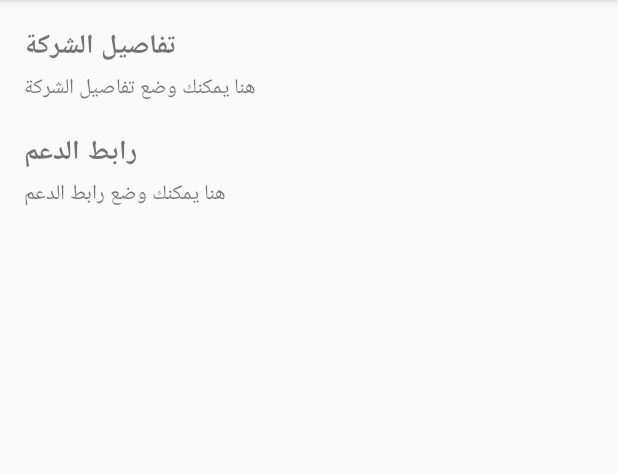
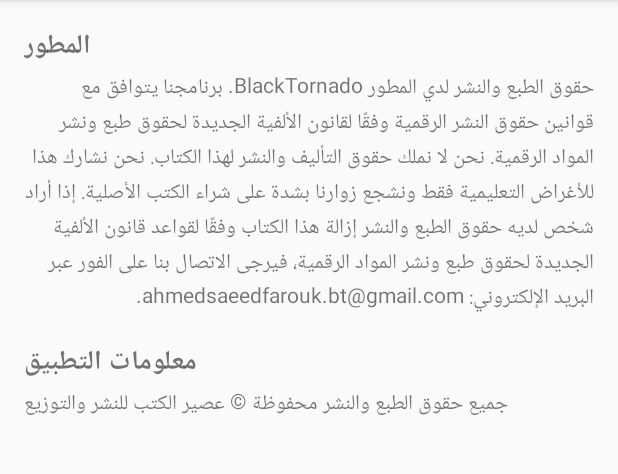
Before and after one commit to ahmedBT909/ZikolaBooks, an Android app built with Jetpack Compose: the InfoActivity screen opened directly, with no data from a screen before it, on a phone screen of 412 x 824 dp, the part 84-558 px from its top. Run offline under Robolectric (Android 15) with nearby library versions, the phone set to English and light mode, and no system bars.

Commit message:
some fixed

```diff
--- a/app/build.gradle.kts
+++ b/app/build.gradle.kts
@@ -1,6 +1,7 @@
 plugins {
     alias(libs.plugins.android.application)
     alias(libs.plugins.jetbrains.kotlin.android)
+    alias(libs.plugins.google.gms.google.services)
 }
 
 
@@ -56,7 +57,6 @@ dependencies {
     implementation(libs.androidx.core.ktx)
     implementation ("com.github.mhiew:android-pdf-viewer:3.2.0-beta.3")
     implementation ("androidx.appcompat:appcompat:1.3.1")
-    implementation ("com.google.android.gms:play-services-ads:21.0.0")
     implementation(libs.androidx.lifecycle.runtime.ktx)
     implementation(libs.androidx.activity.compose)
     implementation(platform(libs.androidx.compose.bom))
@@ -69,6 +69,7 @@ dependencies {
     implementation(libs.material)
     implementation(libs.androidx.activity)
     implementation(libs.androidx.constraintlayout)
+    implementation(libs.firebase.analytics)
     testImplementation(libs.junit)
     androidTestImplementation(libs.androidx.junit)
     androidTestImplementation(libs.androidx.espresso.core)
--- a/app/src/main/AndroidManifest.xml
+++ b/app/src/main/AndroidManifest.xml
@@ -31,9 +31,6 @@
                 <category android:name="android.intent.category.LAUNCHER" />
             </intent-filter>
         </activity>
-        <meta-data
-            android:name="com.google.android.gms.ads.APPLICATION_ID"
-            android:value="ca-app-pub-1243149741218557~7937517262"/>
     </application>
 
 </manifest>
--- a/app/src/main/res/layout/activity_info.xml
+++ b/app/src/main/res/layout/activity_info.xml
@@ -10,19 +10,21 @@
     <TextView
         android:layout_width="wrap_content"
         android:layout_height="wrap_content"
-        android:text="تفاصيل الشركة"
+        android:text="المطور"
         android:textSize="18sp"
         android:textStyle="bold" />
 
     <TextView
         android:layout_width="wrap_content"
         android:layout_height="wrap_content"
-        android:text="هنا يمكنك وضع تفاصيل الشركة" />
+        android:text="حقوق الطبع والنشر لدي المطور BlackTornado. برنامجنا يتوافق مع قوانين حقوق النشر الرقمية وفقًا لقانون الألفية الجديدة لحقوق طبع ونشر المواد الرقمية. نحن لا نملك حقوق التأليف والنشر لهذا الكتاب. نحن نشارك هذا للأغراض التعليمية فقط ونشجع زوارنا بشدة على شراء الكتب الأصلية. إذا أراد شخص لديه حقوق الطبع والنشر إزالة هذا الكتاب وفقًا لقواعد قانون الألفية الجديدة لحقوق طبع ونشر المواد الرقمية، فيرجى الاتصال بنا على الفور عبر البريد الإلكتروني: ahmedsaeedfarouk.bt@gmail.com.
+
+" />
 
     <TextView
         android:layout_width="wrap_content"
         android:layout_height="wrap_content"
-        android:text="رابط الدعم"
+        android:text="معلومات التطبيق"
         android:textSize="18sp"
         android:textStyle="bold"
         android:layout_marginTop="16dp" />
@@ -30,5 +32,5 @@
     <TextView
         android:layout_width="wrap_content"
         android:layout_height="wrap_content"
-        android:text="هنا يمكنك وضع رابط الدعم" />
+        android:text="جميع حقوق الطبع والنشر محفوظة © عصير الكتب للنشر والتوزيع" />
 </LinearLayout>
--- a/build.gradle.kts
+++ b/build.gradle.kts
@@ -2,4 +2,5 @@
 plugins {
     alias(libs.plugins.android.application) apply false
     alias(libs.plugins.jetbrains.kotlin.android) apply false
+    alias(libs.plugins.google.gms.google.services) apply false
 }
--- a/gradle/libs.versions.toml
+++ b/gradle/libs.versions.toml
@@ -13,6 +13,8 @@ appcompat = "1.7.0"
 material = "1.10.0"
 activity = "1.8.0"
 constraintlayout = "2.1.4"
+googleGmsGoogleServices = "4.4.2"
+firebaseAnalytics = "22.0.2"
 
 [libraries]
 androidx-core-ktx = { group = "androidx.core", name = "core-ktx", version.ref = "coreKtx" }
@@ -34,7 +36,9 @@ androidx-appcompat = { group = "androidx.appcompat", name = "appcompat", version
 material = { group = "com.google.android.material", name = "material", version.ref = "material" }
 androidx-activity = { group = "androidx.activity", name = "activity", version.ref = "activity" }
 androidx-constraintlayout = { group = "androidx.constraintlayout", name = "constraintlayout", version.ref = "constraintlayout" }
+firebase-analytics = { group = "com.google.firebase", name = "firebase-analytics", version.ref = "firebaseAnalytics" }
 
 [plugins]
 android-application = { id = "com.android.application", version.ref = "agp" }
 jetbrains-kotlin-android = { id = "org.jetbrains.kotlin.android", version.ref = "kotlin" }
+google-gms-google-services = { id = "com.google.gms.google-services", version.ref = "googleGmsGoogleServices" }
```
Also changed, not shown: app/src/main/java/com/zikolabooks/MainActivity.kt (+5 -52 lines), app/src/main/res/layout/activity_main.xml (+11 -8 lines).
